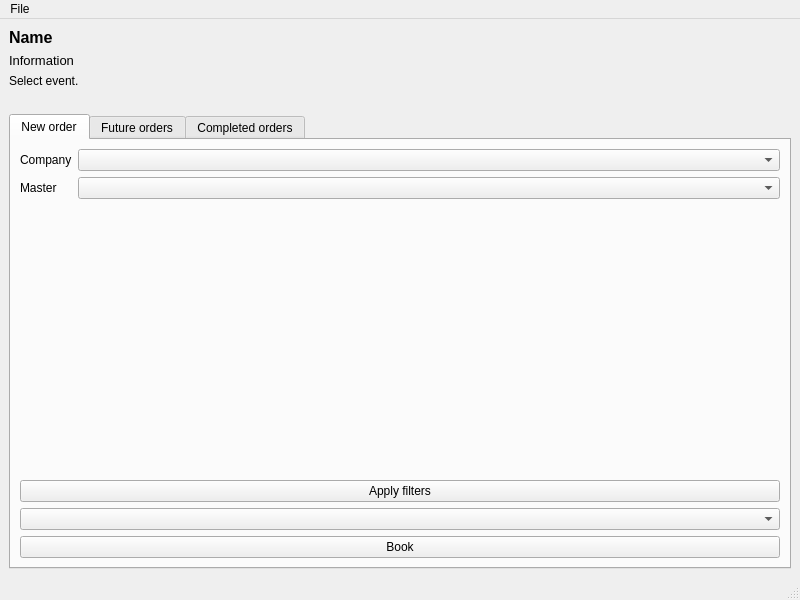
Before: the Qt Designer form Booking/choicewindow.ui in mainex/btimetable-booking, drawn with Qt 5.
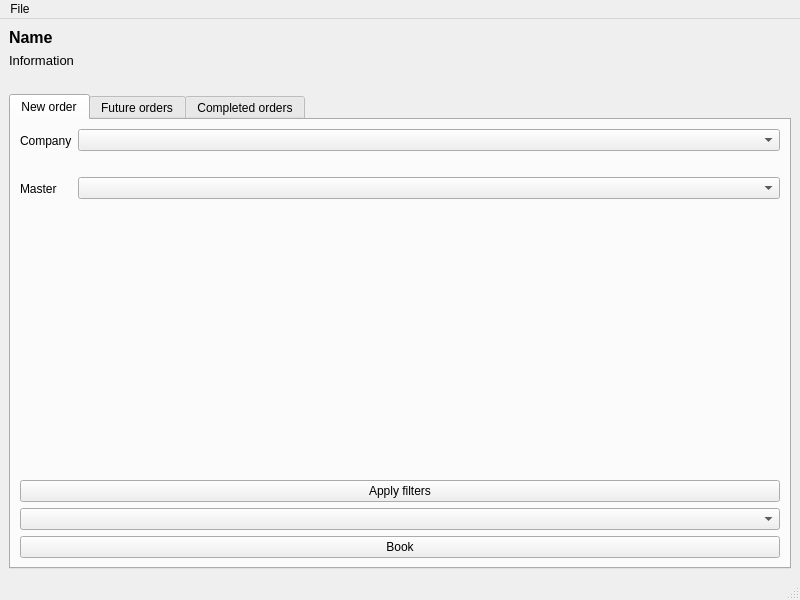
After: the same form once the commit is applied. The open tabs and pages were chosen to show the change.

Commit message: show rating before registration

What changed in the file:
```diff
--- a/Booking/choicewindow.ui
+++ b/Booking/choicewindow.ui
@@ -43,13 +43,6 @@
       </property>
      </widget>
     </item>
-    <item>
-     <widget class="QLabel" name="label">
-      <property name="text">
-       <string>Select event.</string>
-      </property>
-     </widget>
-    </item>
     <item>
      <spacer name="horizontalSpacer">
       <property name="orientation">
@@ -66,7 +59,7 @@
     <item>
      <widget class="QTabWidget" name="tabWidget">
       <property name="currentIndex">
-       <number>1</number>
+       <number>0</number>
       </property>
       <widget class="QWidget" name="tab">
        <attribute name="title">
@@ -84,9 +77,6 @@
               </property>
              </widget>
             </item>
-            <item row="0" column="1">
-             <widget class="QComboBox" name="companyComboBox"/>
-            </item>
             <item row="1" column="0">
              <widget class="QLabel" name="label_5">
               <property name="text">
@@ -94,8 +84,33 @@
               </property>
              </widget>
             </item>
+            <item row="0" column="1">
+             <layout class="QVBoxLayout" name="verticalLayout_2">
+              <item>
+               <widget class="QComboBox" name="companyComboBox"/>
+              </item>
+              <item>
+               <widget class="QLabel" name="companyRatingLabel">
+                <property name="text">
+                 <string/>
+                </property>
+               </widget>
+              </item>
+             </layout>
+            </item>
             <item row="1" column="1">
-             <widget class="QComboBox" name="masterComboBox"/>
+             <layout class="QVBoxLayout" name="verticalLayout_3">
+              <item>
+               <widget class="QComboBox" name="masterComboBox"/>
+              </item>
+              <item>
+               <widget class="QLabel" name="masterRatingLabel">
+                <property name="text">
+                 <string/>
+                </property>
+               </widget>
+              </item>
+             </layout>
             </item>
            </layout>
           </item>
```
The commit also changes 1 other file.
